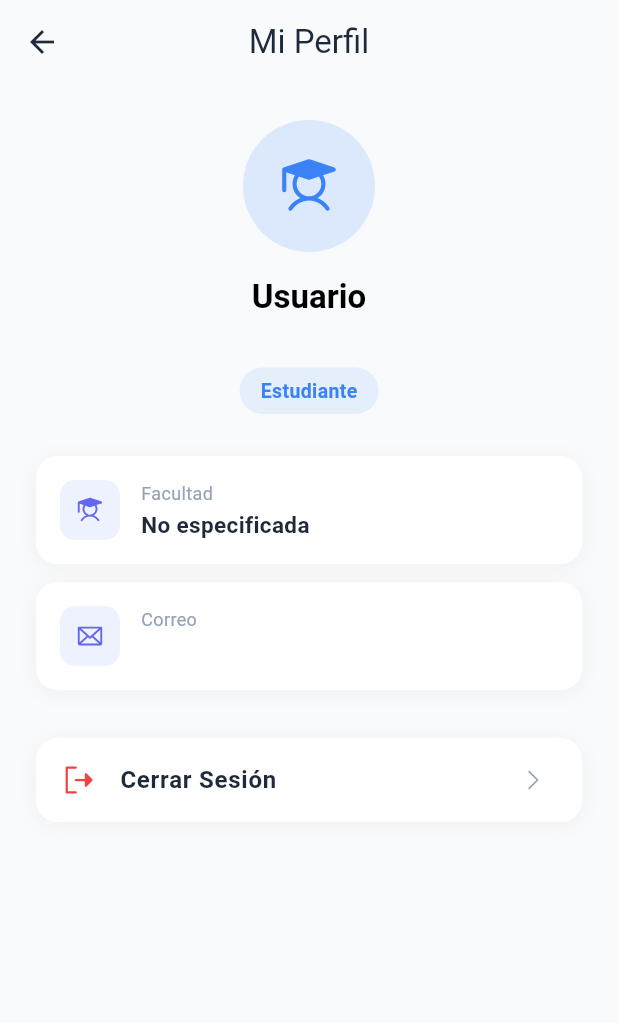
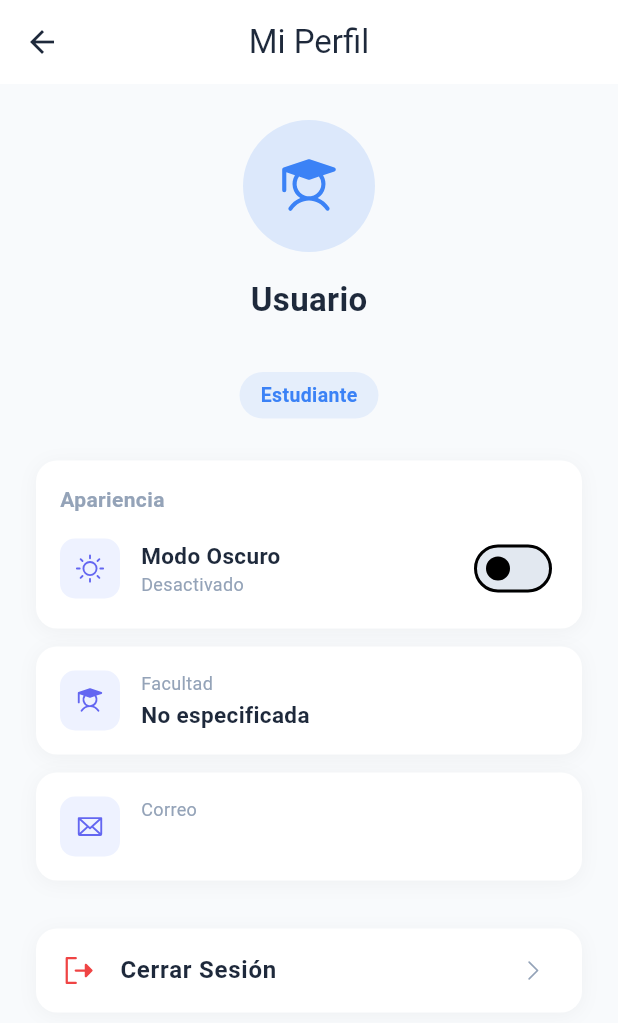
Before and after one commit to Renzoft/ansiedad-riesgo-ml-app, a Flutter app: the PerfilScreen screen opened by its route, on a phone screen of 412 x 824 dp. Shown: the top 1023 px of the screen. Run offline on Flutter 3.47's test engine with Material 3 defaults, Android fonts, the phone set to English and light mode, and no system bars; our stand-ins replace phosphor_flutter, shared_preferences; accounts and stored records are empty; network calls fail.

Commit message:
Añadimos el modo oscuro

```diff
--- /dev/null
+++ b/frontend/lib/constants/app_colors.dart
@@ -0,0 +1,171 @@
+import 'package:flutter/material.dart';
+
+/// Semantic color definitions for light and dark themes.
+///
+/// Usage:
+///   AppColors.of(context).background
+///   AppColors.of(context).primary
+class AppColors extends ThemeExtension<AppColors> {
+  final Color background;
+  final Color surface;
+  final Color card;
+  final Color textPrimary;
+  final Color textSecondary;
+  final Color textTertiary;
+  final Color primary;
+  final Color primaryLight;
+  final Color border;
+  final Color borderLight;
+  final Color navActiveBg;
+  final Color iconMuted;
+  final Color shadow;
+  final Color divider;
+  final Color inputBg;
+  final Color inputBorder;
+  final Color chipBg;
+  final Color danger;
+  final Color dangerLight;
+
+  const AppColors({
+    required this.background,
+    required this.surface,
+    required this.card,
+    required this.textPrimary,
+    required this.textSecondary,
+    required this.textTertiary,
+    required this.primary,
+    required this.primaryLight,
+    required this.border,
+    required this.borderLight,
+    required this.navActiveBg,
+    required this.iconMuted,
+    required this.shadow,
+    required this.divider,
+    required this.inputBg,
+    required this.inputBorder,
+    required this.chipBg,
+    required this.danger,
+    required this.dangerLight,
+  });
+
+  // ──────────────────── Light Theme ────────────────────
+  static const light = AppColors(
+    background: Color(0xFFF8FAFC),
+    surface: Color(0xFFFFFFFF),
+    card: Color(0xFFFFFFFF),
+    textPrimary: Color(0xFF1E293B),
+    textSecondary: Color(0xFF94A3B8),
+    textTertiary: Color(0xFF64748B),
+    primary: Color(0xFF6366F1),
+    primaryLight: Color(0xFFEEF2FF),
+    border: Color(0xFFE2E8F0),
+    borderLight: Color(0xFFF1F5F9),
+    navActiveBg: Color(0xFFEEF2FF),
+    iconMuted: Color(0xFF94A3B8),
+    shadow: Color(0x0A000000),
+    divider: Color(0xFFF1F5F9),
+    inputBg: Color(0xFFFFFFFF),
+    inputBorder: Color(0xFFCBD5E1),
+    chipBg: Color(0xFFEEF2FF),
+    danger: Color(0xFFEF4444),
+    dangerLight: Color(0xFFFEF2F2),
+  );
+
+  // ──────────────────── Dark Theme ────────────────────
+  static const dark = AppColors(
+    background: Color(0xFF0F172A),
+    surface: Color(0xFF1E293B),
+    card: Color(0xFF1E293B),
+    textPrimary: Color(0xFFF1F5F9),
+    textSecondary: Color(0xFF94A3B8),
+    textTertiary: Color(0xFF64748B),
+    primary: Color(0xFF818CF8),
+    primaryLight: Color(0xFF1E1B4B),
+    border: Color(0xFF334155),
+    borderLight: Color(0xFF1E293B),
+    navActiveBg: Color(0xFF1E1B4B),
+    iconMuted: Color(0xFF64748B),
+    shadow: Color(0x1A000000),
+    divider: Color(0xFF1E293B),
+    inputBg: Color(0xFF1E293B),
+    inputBorder: Color(0xFF334155),
+    chipBg: Color(0xFF1E1B4B),
+    danger: Color(0xFFF87171),
+    dangerLight: Color(0xFF2D1B1B),
+  );
+
+  static AppColors of(BuildContext context) {
+    return Theme.of(context).extension<AppColors>()!;
+  }
+
+  @override
+  AppColors copyWith({
+    Color? background,
+    Color? surface,
+    Color? card,
+    Color? textPrimary,
+    Color? textSecondary,
+    Color? textTertiary,
+    Color? primary,
+    Color? primaryLight,
+    Color? border,
+    Color? borderLight,
+    Color? navActiveBg,
+    Color? iconMuted,
+    Color? shadow,
+    Color? divider,
+    Color? inputBg,
+    Color? inputBorder,
+    Color? chipBg,
+    Color? danger,
+    Color? dangerLight,
+  }) {
+    return AppColors(
+      background: background ?? this.background,
+      surface: surface ?? this.surface,
+      card: card ?? this.card,
+      textPrimary: textPrimary ?? this.textPrimary,
+      textSecondary: textSecondary ?? this.textSecondary,
+      textTertiary: textTertiary ?? this.textTertiary,
+      primary: primary ?? this.primary,
+      primaryLight: primaryLight ?? this.primaryLight,
+      border: border ?? this.border,
+      borderLight: borderLight ?? this.borderLight,
+      navActiveBg: navActiveBg ?? this.navActiveBg,
+      iconMuted: iconMuted ?? this.iconMuted,
+      shadow: shadow ?? this.shadow,
+      divider: divider ?? this.divider,
+      inputBg: inputBg ?? this.inputBg,
+      inputBorder: inputBorder ?? this.inputBorder,
+      chipBg: chipBg ?? this.chipBg,
+      danger: danger ?? this.danger,
+      dangerLight: dangerLight ?? this.dangerLight,
+    );
+  }
+
+  @override
+  AppColors lerp(AppColors? other, double t) {
+    if (other is! AppColors) return this;
+    return AppColors(
+      background: Color.lerp(background, other.background, t)!,
+      surface: Color.lerp(surface, other.surface, t)!,
+      card: Color.lerp(card, other.card, t)!,
+      textPrimary: Color.lerp(textPrimary, other.textPrimary, t)!,
+      textSecondary: Color.lerp(textSecondary, other.textSecondary, t)!,
+      textTertiary: Color.lerp(textTertiary, other.textTertiary, t)!,
+      primary: Color.lerp(primary, other.primary, t)!,
+      primaryLight: Color.lerp(primaryLight, other.primaryLight, t)!,
+      border: Color.lerp(border, other.border, t)!,
+      borderLight: Color.lerp(borderLight, other.borderLight, t)!,
+      navActiveBg: Color.lerp(navActiveBg, other.navActiveBg, t)!,
+      iconMuted: Color.lerp(iconMuted, other.iconMuted, t)!,
+      shadow: Color.lerp(shadow, other.shadow, t)!,
+      divider: Color.lerp(divider, other.divider, t)!,
+      inputBg: Color.lerp(inputBg, other.inputBg, t)!,
+      inputBorder: Color.lerp(inputBorder, other.inputBorder, t)!,
+      chipBg: Color.lerp(chipBg, other.chipBg, t)!,
+      danger: Color.lerp(danger, other.danger, t)!,
+      dangerLight: Color.lerp(dangerLight, other.dangerLight, t)!,
+    );
+  }
+}
--- /dev/null
+++ b/frontend/lib/viewmodels/theme_viewmodel.dart
@@ -0,0 +1,32 @@
+import 'package:flutter/material.dart';
+import 'package:shared_preferences/shared_preferences.dart';
+
+/// Manages the app's theme mode (light/dark) and persists the preference.
+class ThemeNotifier extends ChangeNotifier {
+  static const _key = 'theme_mode';
+  ThemeMode _themeMode = ThemeMode.light;
+
+  ThemeMode get themeMode => _themeMode;
+  bool get isDark => _themeMode == ThemeMode.dark;
+
+  ThemeNotifier() {
+    _loadTheme();
+  }
+
+  /// Load the saved theme preference from SharedPreferences.
+  Future<void> _loadTheme() async {
+    final prefs = await SharedPreferences.getInstance();
+    final isDark = prefs.getBool(_key) ?? false;
+    _themeMode = isDark ? ThemeMode.dark : ThemeMode.light;
+    notifyListeners();
+  }
+
+  /// Toggle between light and dark mode and persist the choice.
+  Future<void> toggleTheme() async {
+    _themeMode =
+        _themeMode == ThemeMode.light ? ThemeMode.dark : ThemeMode.light;
+    final prefs = await SharedPreferences.getInstance();
+    await prefs.setBool(_key, isDark);
+    notifyListeners();
+  }
+}
--- a/frontend/lib/views/medico/medico_home_screen.dart
+++ b/frontend/lib/views/medico/medico_home_screen.dart
@@ -1,5 +1,6 @@
 import 'package:flutter/material.dart';
 import 'package:provider/provider.dart';
+import '../../constants/app_colors.dart';
 import '../../viewmodels/auth_viewmodel.dart';
 
 /// Dashboard principal para el rol Médico
@@ -15,8 +16,10 @@ class _MedicoHomeScreenState extends State<MedicoHomeScreen> {
 
   @override
   Widget build(BuildContext context) {
+    final colors = AppColors.of(context);
+
     return Scaffold(
-      backgroundColor: const Color(0xFFF8FAFC),
+      backgroundColor: colors.background,
       body: SafeArea(
         bottom: false,
         child: Column(
--- a/frontend/lib/views/perfil/perfil_screen.dart
+++ b/frontend/lib/views/perfil/perfil_screen.dart
@@ -2,20 +2,25 @@ import 'package:flutter/material.dart';
 import 'package:phosphor_flutter/phosphor_flutter.dart';
 import 'package:provider/provider.dart';
 import '../../constants/app_icons.dart';
+import '../../constants/app_colors.dart';
 import '../../viewmodels/auth_viewmodel.dart';
+import '../../viewmodels/theme_viewmodel.dart';
 
 class PerfilScreen extends StatelessWidget {
   const PerfilScreen({super.key});
 
   @override
   Widget build(BuildContext context) {
+    final colors = AppColors.of(context);
+    final themeNotifier = context.watch<ThemeNotifier>();
+
     return Scaffold(
-      backgroundColor: const Color(0xFFF8FAFC),
+      backgroundColor: colors.background,
       appBar: AppBar(
         title: const Text('Mi Perfil'),
-        backgroundColor: const Color(0xFFF8FAFC),
+        backgroundColor: colors.surface,
         elevation: 0,
-        foregroundColor: const Color(0xFF1E293B),
+        foregroundColor: colors.textPrimary,
       ),
       body: Consumer<AuthViewModel>(
         builder: (context, authVM, _) {
@@ -43,14 +48,16 @@ class PerfilScreen extends StatelessWidget {
                 const SizedBox(height: 16),
                 Text(
                   nombre,
-                  style: Theme.of(context).textTheme.titleLarge?.copyWith(
+                  style: TextStyle(
+                    fontSize: 22,
                     fontWeight: FontWeight.bold,
+                    color: colors.textPrimary,
                   ),
                 ),
                 const SizedBox(height: 4),
                 Text(
                   correo,
-                  style: const TextStyle(color: Color(0xFF94A3B8)),
+                  style: TextStyle(color: colors.textSecondary),
                 ),
                 const SizedBox(height: 8),
                 Container(
@@ -70,8 +77,92 @@ class PerfilScreen extends StatelessWidget {
                 ),
                 const SizedBox(height: 28),
 
+                // Apariencia section
+                Container(
+                  width: double.infinity,
+                  padding: const EdgeInsets.all(16),
+                  decoration: BoxDecoration(
+                    color: colors.card,
+                    borderRadius: BorderRadius.circular(14),
+                    boxShadow: [
+                      BoxShadow(
+                        color: colors.shadow,
+                        blurRadius: 10,
+                        offset: const Offset(0, 2),
+                      ),
+                    ],
+                  ),
+                  child: Column(
+                    crossAxisAlignment: CrossAxisAlignment.start,
+                    children: [
+                      Text(
+                        'Apariencia',
+                        style: TextStyle(
+                          fontSize: 14,
+                          fontWeight: FontWeight.w600,
+                          color: colors.textSecondary,
+                        ),
+                      ),
+                      const SizedBox(height: 12),
+                      Row(
+                        children: [
+                          Container(
+                            width: 40,
+                            height: 40,
+                            decoration: BoxDecoration(
+                              color: colors.primaryLight,
+                              borderRadius: BorderRadius.circular(10),
+                            ),
+                            child: PhosphorIcon(
+                              themeNotifier.isDark
+                                  ? PhosphorIcons.moon()
+                                  : PhosphorIcons.sun(),
+                              size: 20,
+                              color: colors.primary,
+                            ),
+                          ),
+                          const SizedBox(width: 14),
+                          Expanded(
+                            child: Column(
+                              crossAxisAlignment: CrossAxisAlignment.start,
+                              children: [
+                                Text(
+                                  'Modo Oscuro',
+                                  style: TextStyle(
+                                    fontSize: 15,
+                                    fontWeight: FontWeight.w600,
+                                    color: colors.textPrimary,
+                                  ),
+                                ),
+                                Text(
+                                  themeNotifier.isDark
+                                      ? 'Activado'
+                                      : 'Desactivado',
+                                  style: TextStyle(
+                                    fontSize: 12,
+                                    color: colors.textSecondary,
+                                  ),
+                                ),
+                              ],
+                            ),
+                          ),
+                          Switch(
+                            value: themeNotifier.isDark,
+                            onChanged: (_) => themeNotifier.toggleTheme(),
+                            activeThumbColor: colors.primary,
+                            inactiveTrackColor: colors.border,
+                          ),
+                        ],
+                      ),
+                    ],
+                  ),
+                ),
+
+                const SizedBox(height: 12),
+
                 // Info cards
                 _buildInfoCard(
+                  colors: colors,
                   icon: AppIcons.student,
                   label: 'Facultad',
                   value: facultad ?? 'No especificada',
@@ -79,6 +170,7 @@ class PerfilScreen extends StatelessWidget {
                 if (ciclo != null) ...[
                   const SizedBox(height: 12),
                   _buildInfoCard(
+                    colors: colors,
                     icon: PhosphorIcons.calendar(),
                     label: 'Ciclo',
                     value: '$ciclo',
@@ -86,6 +178,7 @@ class PerfilScreen extends StatelessWidget {
                 ],
                 const SizedBox(height: 12),
                 _buildInfoCard(
+                  colors: colors,
                   icon: PhosphorIcons.envelope(),
                   label: 'Correo',
                   value: correo,
@@ -97,11 +190,11 @@ class PerfilScreen extends StatelessWidget {
                 Container(
                   width: double.infinity,
                   decoration: BoxDecoration(
-                    color: Colors.white,
+                    color: colors.card,
                     borderRadius: BorderRadius.circular(14),
                     boxShadow: [
                       BoxShadow(
-                        color: Colors.black.withValues(alpha: 0.04),
+                        color: colors.shadow,
                         blurRadius: 10,
                         offset: const Offset(0, 2),
                       ),
@@ -110,19 +203,19 @@ class PerfilScreen extends StatelessWidget {
                   child: ListTile(
                     leading: PhosphorIcon(
                       AppIcons.signOutIcon,
-                      color: const Color(0xFFEF4444),
+                      color: colors.danger,
                     ),
-                    title: const Text(
+                    title: Text(
                       'Cerrar Sesión',
                       style: TextStyle(
                         fontWeight: FontWeight.w600,
-                        color: Color(0xFF1E293B),
+                        color: colors.textPrimary,
                       ),
                     ),
                     trailing: PhosphorIcon(
                       PhosphorIcons.caretRight(),
                       size: 18,
-                      color: const Color(0xFF94A3B8),
+                      color: colors.iconMuted,
                     ),
                     onTap: () {
                       authVM.logout();
@@ -141,6 +234,7 @@ class PerfilScreen extends StatelessWidget {
   }
 
   Widget _buildInfoCard({
+    required AppColors colors,
     required IconData icon,
     required String label,
     required String value,
@@ -149,11 +243,11 @@ class PerfilScreen extends StatelessWidget {
       width: double.infinity,
       padding: const EdgeInsets.all(16),
       decoration: BoxDecoration(
-        color: Colors.white,
+        color: colors.card,
         borderRadius: BorderRadius.circular(14),
         boxShadow: [
           BoxShadow(
-            color: Colors.black.withValues(alpha: 0.04),
+            color: colors.shadow,
             blurRadius: 10,
             offset: const Offset(0, 2),
           ),
@@ -165,10 +259,10 @@ class PerfilScreen extends StatelessWidget {
             width: 40,
             height: 40,
             decoration: BoxDecoration(
-              color: const Color(0xFFEEF2FF),
+              color: colors.primaryLight,
               borderRadius: BorderRadius.circular(10),
             ),
-            child: PhosphorIcon(icon, size: 20, color: const Color(0xFF6366F1)),
+            child: PhosphorIcon(icon, size: 20, color: colors.primary),
           ),
           const SizedBox(width: 14),
           Expanded(
@@ -177,18 +271,18 @@ class PerfilScreen extends StatelessWidget {
               children: [
                 Text(
                   label,
-                  style: const TextStyle(
+                  style: TextStyle(
                     fontSize: 12,
-                    color: Color(0xFF94A3B8),
+                    color: colors.textSecondary,
                   ),
                 ),
                 const SizedBox(height: 2),
                 Text(
                   value,
-                  style: const TextStyle(
+                  style: TextStyle(
                     fontSize: 15,
                     fontWeight: FontWeight.w600,
-                    color: Color(0xFF1E293B),
+                    color: colors.textPrimary,
                   ),
                 ),
               ],
--- a/frontend/pubspec.yaml
+++ b/frontend/pubspec.yaml
@@ -37,6 +37,7 @@ dependencies:
   http: ^1.6.0
   provider: ^6.1.5+1
   phosphor_flutter: ^2.1.0
+  shared_preferences: ^2.5.5
 
 dev_dependencies:
   flutter_test:
```
Also changed, not shown: frontend/lib/main.dart (+33 -9 lines), frontend/lib/views/admin/admin_home_screen.dart (+74 -62 lines), frontend/lib/views/home/home_screen.dart (+7 -4 lines), frontend/pubspec.lock, 1 other file.
